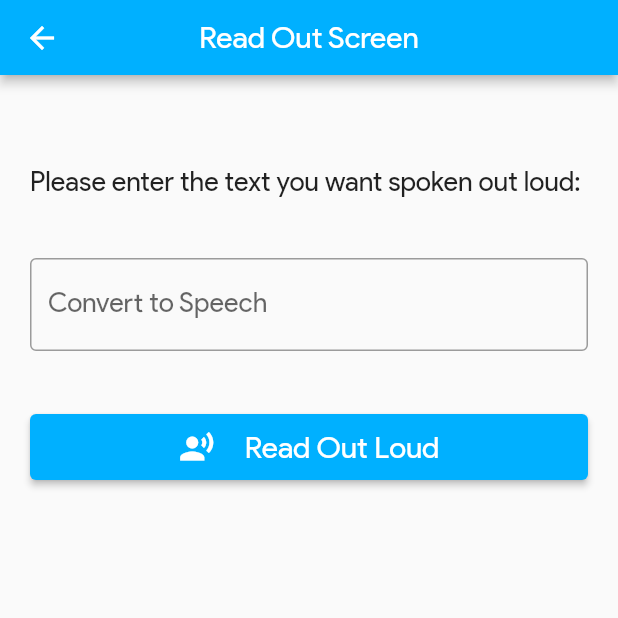
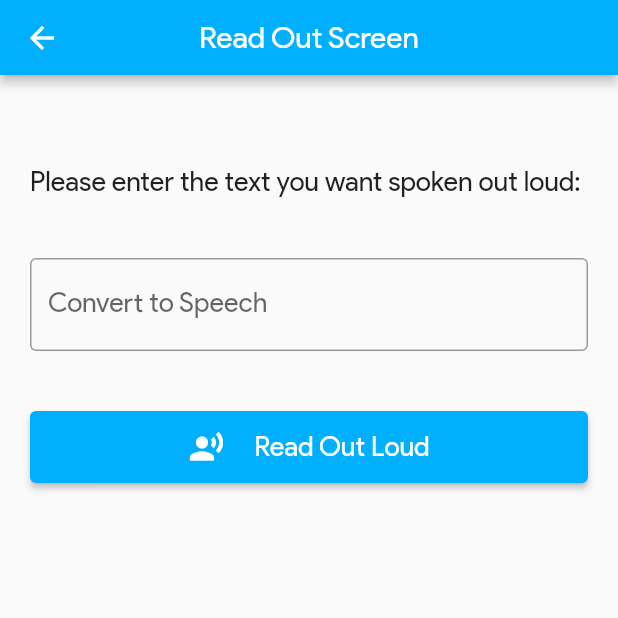
Before and after one commit to Harshit-Sonawala/sign-language-app, a Flutter app: the ReadOutScreen screen opened directly, on a phone screen of 412 x 824 dp, the top half of it. Run offline on Flutter 3.47's test engine with Material 2 defaults, Android fonts, the phone set to English and light mode, and no system bars; our stand-ins replace camera, flutter_tts, image_picker, percent_indicator; missing offline and left inert: flutter_mobile_vision_2, tflite.

```diff
--- a/lib/read_out_screen.dart
+++ b/lib/read_out_screen.dart
@@ -45,11 +45,11 @@ class _ReadOutScreenState extends State<ReadOutScreen> {
                 ),
               ),
               Padding(
-                padding: const EdgeInsets.all(20.0),
+                padding: const EdgeInsets.all(20),
                 child: ElevatedButton(
                   onPressed: () => {tts.speak(_inputController.text)},
                   child: Padding(
-                    padding: const EdgeInsets.all(10),
+                    padding: const EdgeInsets.all(12),
                     child: Row(
                       mainAxisAlignment: MainAxisAlignment.center,
                       children: const <Widget>[
@@ -60,7 +60,7 @@ class _ReadOutScreenState extends State<ReadOutScreen> {
                         SizedBox(
                           width: 20,
                         ),
-                        Text("Read Out Loud", style: TextStyle(fontSize: 20, color: Colors.white)),
+                        Text("Read Out Loud", style: TextStyle(fontSize: 18, color: Colors.white)),
                       ],
                     ),
                   ),
```
Also changed, not shown: lib/asl_guide_screen.dart (+19 -2 lines), lib/ocr_screen.dart (+6 -5 lines).
